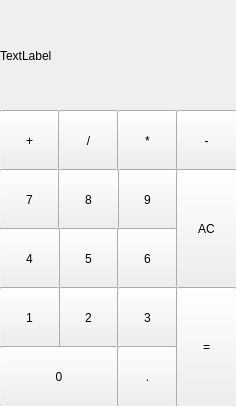
The window that calculator/Calculator/mainwindow.ui (VladimirEponeshnikov/Calculator) describes before a commit, drawn with Qt 5.
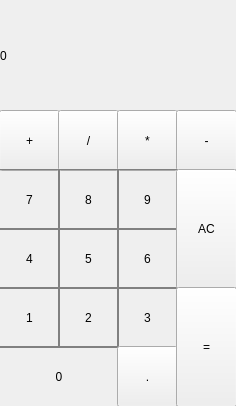
The same window after the commit.

Commit message: Redact some button

The edit to the form file:
```diff
--- a/calculator/Calculator/mainwindow.ui
+++ b/calculator/Calculator/mainwindow.ui
@@ -19,12 +19,22 @@
      <rect>
       <x>0</x>
       <y>0</y>
-      <width>241</width>
+      <width>236</width>
       <height>111</height>
      </rect>
     </property>
+    <property name="styleSheet">
+     <string notr="true"> QLabel
+{
+qproperty-alignment: 'AlignVCenter | AlignRight';
+border: 1px solid gray;
+}
+
+background-color: white;
+</string>
+    </property>
     <property name="text">
-     <string>TextLabel</string>
+     <string>0</string>
     </property>
    </widget>
    <widget class="QPushButton" name="pushButton">
@@ -88,6 +98,15 @@
       <height>61</height>
      </rect>
     </property>
+    <property name="styleSheet">
+     <string notr="true">QPushButton {
+   border: 1px solid gray;
+}
+QPushButton:pressed {
+    background-color: qlineargradient(x1: 0, y1: 0, x2: 0, y2: 1,
+                                      stop: 0 #dadbde, stop: 1 #f6f7fa);
+}</string>
+    </property>
     <property name="text">
      <string>9</string>
     </property>
@@ -101,6 +120,15 @@
       <height>61</height>
      </rect>
     </property>
+    <property name="styleSheet">
+     <string notr="true">QPushButton {
+   border: 1px solid gray;
+}
+QPushButton:pressed {
+    background-color: qlineargradient(x1: 0, y1: 0, x2: 0, y2: 1,
+                                      stop: 0 #dadbde, stop: 1 #f6f7fa);
+}</string>
+    </property>
     <property name="text">
      <string>7</string>
     </property>
@@ -114,6 +142,15 @@
       <height>61</height>
      </rect>
     </property>
+    <property name="styleSheet">
+     <string notr="true">QPushButton {
+   border: 1px solid gray;
+}
+QPushButton:pressed {
+    background-color: qlineargradient(x1: 0, y1: 0, x2: 0, y2: 1,
+                                      stop: 0 #dadbde, stop: 1 #f6f7fa);
+}</string>
+    </property>
     <property name="text">
      <string>8</string>
     </property>
@@ -127,6 +164,15 @@
       <height>61</height>
      </rect>
     </property>
+    <property name="styleSheet">
+     <string notr="true">QPushButton {
+   border: 1px solid gray;
+}
+QPushButton:pressed {
+    background-color: qlineargradient(x1: 0, y1: 0, x2: 0, y2: 1,
+                                      stop: 0 #dadbde, stop: 1 #f6f7fa);
+}</string>
+    </property>
     <property name="text">
      <string>5</string>
     </property>
@@ -140,6 +186,15 @@
       <height>61</height>
      </rect>
     </property>
+    <property name="styleSheet">
+     <string notr="true">QPushButton {
+   border: 1px solid gray;
+}
+QPushButton:pressed {
+    background-color: qlineargradient(x1: 0, y1: 0, x2: 0, y2: 1,
+                                      stop: 0 #dadbde, stop: 1 #f6f7fa);
+}</string>
+    </property>
     <property name="text">
      <string>4</string>
     </property>
@@ -153,6 +208,15 @@
       <height>61</height>
      </rect>
     </property>
+    <property name="styleSheet">
+     <string notr="true">QPushButton {
+   border: 1px solid gray;
+}
+QPushButton:pressed {
+    background-color: qlineargradient(x1: 0, y1: 0, x2: 0, y2: 1,
+                                      stop: 0 #dadbde, stop: 1 #f6f7fa);
+}</string>
+    </property>
     <property name="text">
      <string>6</string>
     </property>
@@ -166,6 +230,15 @@
       <height>61</height>
      </rect>
     </property>
+    <property name="styleSheet">
+     <string notr="true">QPushButton {
+   border: 1px solid gray;
+}
+QPushButton:pressed {
+    background-color: qlineargradient(x1: 0, y1: 0, x2: 0, y2: 1,
+                                      stop: 0 #dadbde, stop: 1 #f6f7fa);
+}</string>
+    </property>
     <property name="text">
      <string>2</string>
     </property>
@@ -179,6 +252,15 @@
       <height>61</height>
      </rect>
     </property>
+    <property name="styleSheet">
+     <string notr="true">QPushButton {
+   border: 1px solid gray;
+}
+QPushButton:pressed {
+    background-color: qlineargradient(x1: 0, y1: 0, x2: 0, y2: 1,
+                                      stop: 0 #dadbde, stop: 1 #f6f7fa);
+}</string>
+    </property>
     <property name="text">
      <string>3</string>
     </property>
@@ -192,6 +274,15 @@
       <height>61</height>
      </rect>
     </property>
+    <property name="styleSheet">
+     <string notr="true">QPushButton {
+   border: 1px solid gray;
+}
+QPushButton:pressed {
+    background-color: qlineargradient(x1: 0, y1: 0, x2: 0, y2: 1,
+                                      stop: 0 #dadbde, stop: 1 #f6f7fa);
+}</string>
+    </property>
     <property name="text">
      <string>1</string>
     </property>
@@ -205,6 +296,15 @@
       <height>61</height>
      </rect>
     </property>
+    <property name="styleSheet">
+     <string notr="true">QPushButton {
+   border: 1px solid gray;
+}
+QPushButton:pressed {
+    background-color: qlineargradient(x1: 0, y1: 0, x2: 0, y2: 1,
+                                      stop: 0 #dadbde, stop: 1 #f6f7fa);
+}</string>
+    </property>
     <property name="text">
      <string>0</string>
     </property>
```
The commit also changes 2 other files.
